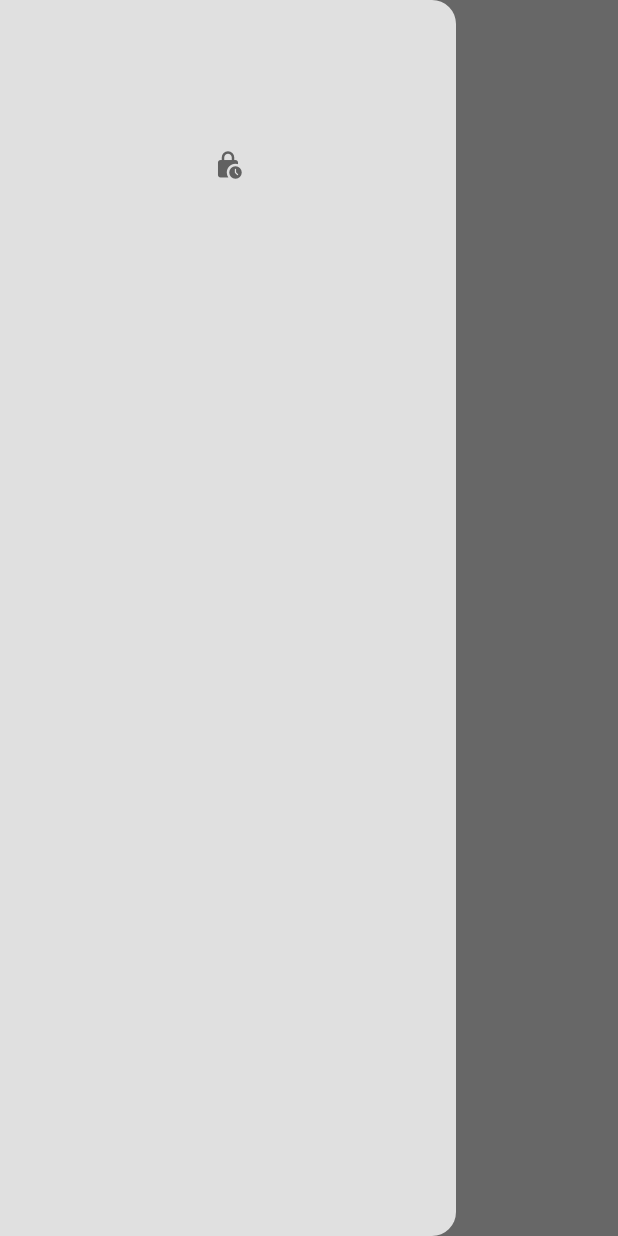
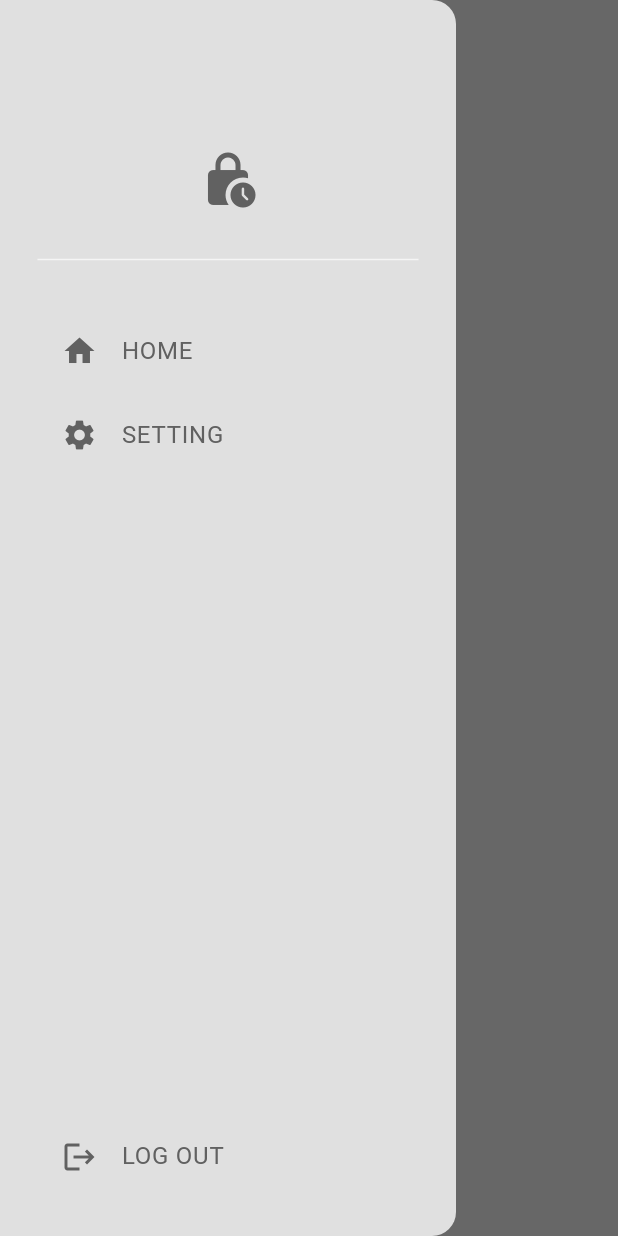
Before and after one commit to bransyahtan/food_delivery, a Flutter app: the HomePage screen opened directly, with the side drawer open, on a phone screen of 412 x 824 dp. Run offline on Flutter 3.47's test engine with Material 3 defaults, Android fonts, the phone set to English and light mode, and no system bars; our stand-ins replace curved_navigation_bar.

```diff
--- a/lib/components/my_drawer.dart
+++ b/lib/components/my_drawer.dart
@@ -1,4 +1,5 @@
 import 'package:flutter/material.dart';
+import 'package:food_delivery/pages/setting_page.dart';
 
 class MyDrawer extends StatelessWidget {
   const MyDrawer({super.key});
@@ -13,13 +14,72 @@ class MyDrawer extends StatelessWidget {
             padding: const EdgeInsets.only(top: 100),
             child: Icon(
               Icons.lock_clock_rounded,
-              size: 20,
+              size: 40,
               color: Theme.of(context).colorScheme.inversePrimary,
             ),
           ),
+          Padding(
+            padding: const EdgeInsets.all(25),
+            child: Divider(color: Theme.of(context).colorScheme.secondary),
+          ),
+          MyDrawerTile(
+            text: 'HOME',
+            icon: Icons.home,
+            onTap: () {
+              Navigator.pop(context);
+            },
+          ),
+          MyDrawerTile(
+            text: 'SETTING',
+            icon: Icons.settings,
+            onTap: () {
+              Navigator.pop(context);
+              Navigator.push(
+                context,
+                MaterialPageRoute<SettingPage>(
+                  builder: (context) => const SettingPage(),
+                ),
+              );
+            },
+          ),
+          const Spacer(),
+          MyDrawerTile(text: 'LOG OUT', icon: Icons.logout, onTap: () {}),
+          const SizedBox(height: 25),
+
           //list of children
         ],
       ),
     );
   }
 }
+
+class MyDrawerTile extends StatelessWidget {
+  const MyDrawerTile({
+    required this.text,
+    required this.icon,
+    required this.onTap,
+    super.key,
+  });
+
+  final String text;
+  final IconData? icon;
+  final void Function() onTap;
+
+  @override
+  Widget build(BuildContext context) {
+    return Padding(
+      padding: const EdgeInsets.only(left: 25),
+      child: ListTile(
+        title: Text(
+          text,
+          style: TextStyle(color: Theme.of(context).colorScheme.inversePrimary),
+        ),
+        leading: Icon(
+          icon,
+          color: Theme.of(context).colorScheme.inversePrimary,
+        ),
+        onTap: onTap,
+      ),
+    );
+  }
+}
```
Also changed, not shown: lib/pages/setting_page.dart (+44 -1 lines).
